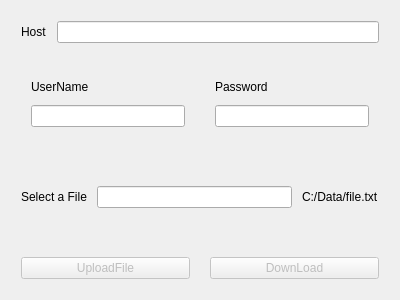
Qt form TestFolderSetServer.ui (alvine24/TestFolderServer) before a commit.
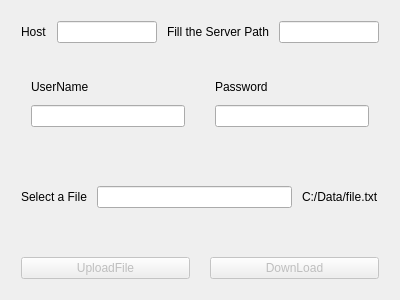
The same form after that commit.

What changed in the file:
```diff
--- a/TestFolderSetServer.ui
+++ b/TestFolderSetServer.ui
@@ -41,6 +41,20 @@
      <item>
       <widget class="QLineEdit" name="hostLineEdit"/>
      </item>
+     <item>
+      <widget class="QLabel" name="serverPathLabel">
+       <property name="text">
+        <string>Fill the Server Path</string>
+       </property>
+      </widget>
+     </item>
+     <item>
+      <widget class="QLineEdit" name="folderPathLineEdit">
+       <property name="text">
+        <string/>
+       </property>
+      </widget>
+     </item>
     </layout>
    </item>
    <item>
```
